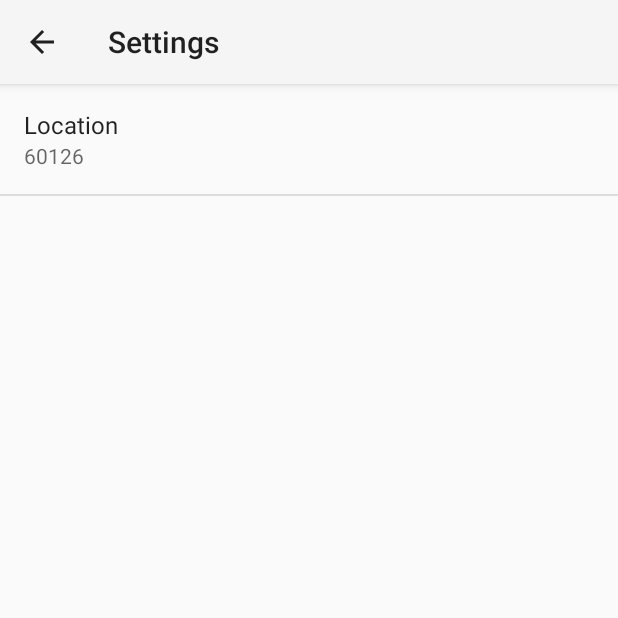
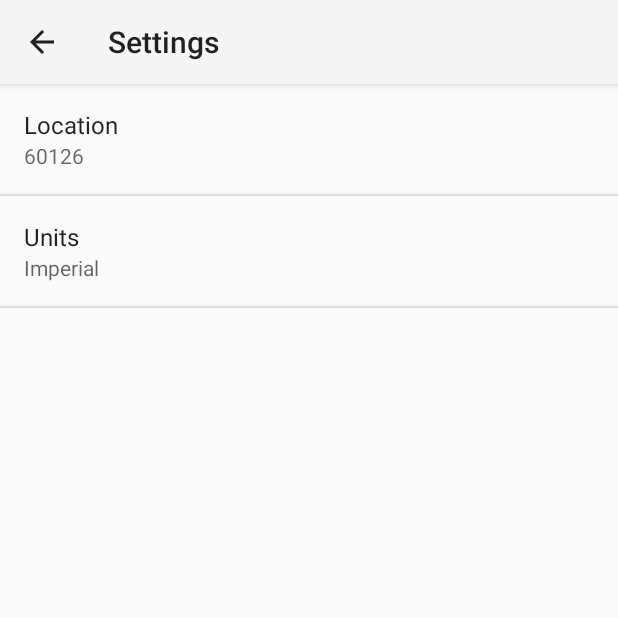
Before and after one commit to robnasby/sunshine, an Android app: the SettingsActivity screen opened directly, with no data from a screen before it, on a phone screen of 412 x 824 dp, the top half of it. Run offline under Robolectric (Android 15) with nearby library versions, the phone set to English and light mode, and no system bars.

Commit message:
Add a setting for units preference and update forecast data retrieval to use it.

```diff
--- a/app/src/main/java/com/nasbys/rob/sunshine/SettingsActivity.java
+++ b/app/src/main/java/com/nasbys/rob/sunshine/SettingsActivity.java
@@ -26,6 +26,7 @@ public class SettingsActivity extends PreferenceActivity
         // For all preferences, attach an OnPreferenceChangeListener so the UI summary can be
         // updated when the preference changes.
         bindPreferenceSummaryToValue(findPreference(getString(R.string.pref_location_key)));
+        bindPreferenceSummaryToValue(findPreference(getString(R.string.pref_units_key)));
     }
 
     /**
--- /dev/null
+++ b/app/src/main/res/values/arrays.xml
@@ -0,0 +1,13 @@
+<?xml version="1.0" encoding="utf-8"?>
+<resources>
+
+    <array name="pref_units_entries">
+        <item>Imperial</item>
+        <item>Metric</item>
+    </array>
+    <array name="pref_units_values">
+        <item>Imperial</item>
+        <item>Metric</item>
+    </array>
+
+</resources>
--- a/app/src/main/res/values/strings.xml
+++ b/app/src/main/res/values/strings.xml
@@ -12,4 +12,8 @@
     <string name="pref_location_key">Location</string>
     <string name="pref_location_default">60126</string>
 
+    <string name="pref_units_label">Units</string>
+    <string name="pref_units_key">Units</string>
+    <string name="pref_units_default">Imperial</string>
+
 </resources>
--- a/app/src/main/res/xml/pref_general.xml
+++ b/app/src/main/res/xml/pref_general.xml
@@ -8,4 +8,11 @@
         android:inputType="text"
         android:singleLine="true" />
 
+    <ListPreference
+        android:title="@string/pref_units_label"
+        android:key="@string/pref_units_key"
+        android:entries="@array/pref_units_entries"
+        android:entryValues="@array/pref_units_values"
+        android:defaultValue="@string/pref_units_default" />
+
 </PreferenceScreen>
```
Also changed, not shown: app/src/main/java/com/nasbys/rob/sunshine/ForecastFragment.java (+12 -0 lines), app/src/main/java/com/nasbys/rob/sunshine/Units.java (added, +9 -0 lines).
